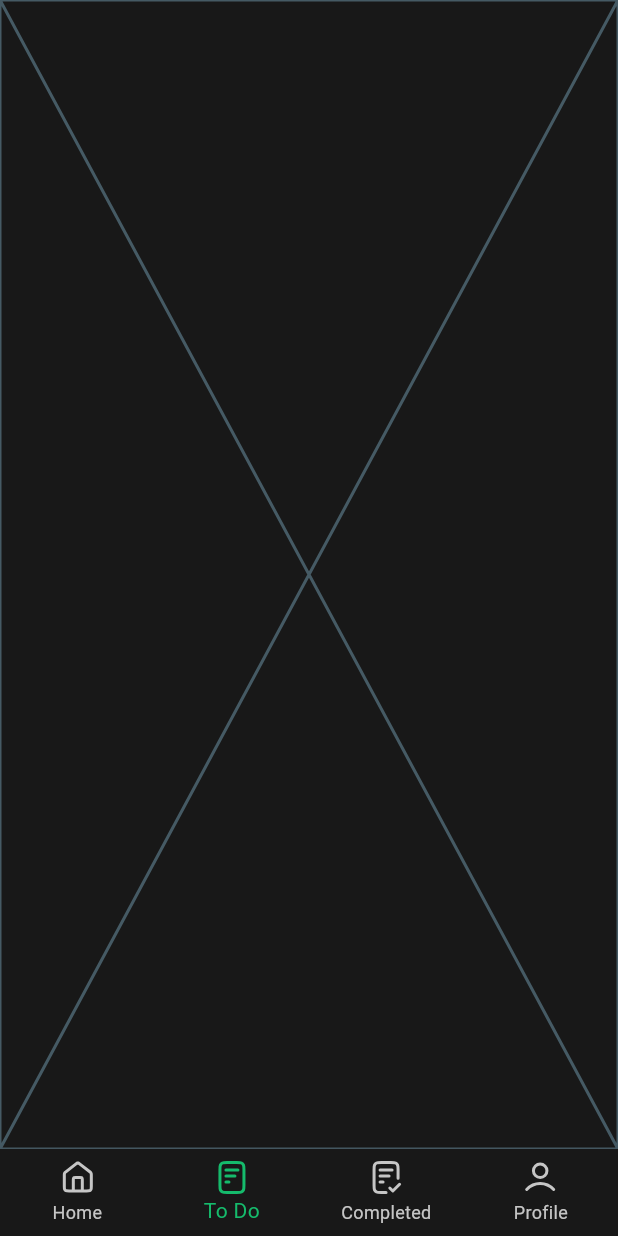
After one commit to Kerolos163/TODO-ITI-, a Flutter app: the LayoutScreen screen opened directly, item 2 of the bottom bar chosen, on a phone screen of 412 x 824 dp. The commit adds this screen. Run offline on Flutter 3.47's test engine with Material 3 defaults, Android fonts, the phone set to English and light mode, and no system bars; our stand-ins replace flutter_svg, shared_preferences; accounts and stored records are empty.

Commit message:
feat: Add layout screen with bottom navigation and integrate task management screens

```diff
--- a/lib/constants/assets.dart
+++ b/lib/constants/assets.dart
@@ -2,9 +2,17 @@
 class Assets {
   Assets._();
 
+  /// Assets for assetsImgsCompleteIcon
+  /// asset/imgs/completeIcon.svg
+  static const String assetsImgsCompleteIcon = "asset/imgs/completeIcon.svg";
+
   /// Assets for assetsImgsGetStartImage
   /// asset/imgs/getStartImage.svg
   static const String assetsImgsGetStartImage = "asset/imgs/getStartImage.svg";
+
+  /// Assets for assetsImgsHomeIcon
+  /// asset/imgs/homeIcon.svg
+  static const String assetsImgsHomeIcon = "asset/imgs/homeIcon.svg";
 
   /// Assets for assetsImgsIcon
   /// asset/imgs/icon.svg
@@ -22,6 +30,14 @@ class Assets {
   /// asset/imgs/logo.svg
   static const String assetsImgsLogo = "asset/imgs/logo.svg";
 
+  /// Assets for assetsImgsProfileIcon
+  /// asset/imgs/profileIcon.svg
+  static const String assetsImgsProfileIcon = "asset/imgs/profileIcon.svg";
+
+  /// Assets for assetsImgsToDoIcon
+  /// asset/imgs/toDoIcon.svg
+  static const String assetsImgsToDoIcon = "asset/imgs/toDoIcon.svg";
+
   /// Assets for assetsImgsWavingHand
   /// asset/imgs/wavingHand.svg
   static const String assetsImgsWavingHand = "asset/imgs/wavingHand.svg";
--- a/lib/main.dart
+++ b/lib/main.dart
@@ -2,7 +2,7 @@ import 'package:flutter/material.dart';
 import 'package:shared_preferences/shared_preferences.dart';
 import 'package:to_do/constants/constant.dart';
 import 'package:to_do/screens/get_start_screen.dart';
-import 'package:to_do/screens/my_tasks_screen.dart';
+import 'package:to_do/screens/layout_screen.dart';
 
 void main() async {
   WidgetsFlutterBinding.ensureInitialized();
@@ -108,10 +108,17 @@ class MyApp extends StatelessWidget {
             borderRadius: BorderRadiusGeometry.circular(4),
             side: BorderSide(width: 2),
           ),
+        ),
 
+        bottomNavigationBarTheme: BottomNavigationBarThemeData(
+          backgroundColor: Color(0XFF181818),
+          selectedItemColor: Color(0XFF15BB6C),
+          unselectedItemColor: Color(0XFFC6C6C6),
+
+          type: BottomNavigationBarType.fixed,
         ),
       ),
-      home: user == null ? GetStartScreen() : MyTasksScreen(),
+      home: user == null ? GetStartScreen() : LayoutScreen(),
     );
   }
 }
--- /dev/null
+++ b/lib/screens/completed_screen.dart
@@ -0,0 +1,10 @@
+import 'package:flutter/material.dart';
+
+class CompletedScreen extends StatelessWidget {
+  const CompletedScreen({super.key});
+
+  @override
+  Widget build(BuildContext context) {
+    return const Placeholder();
+  }
+}
--- /dev/null
+++ b/lib/screens/layout_screen.dart
@@ -0,0 +1,82 @@
+import 'package:flutter/material.dart';
+import 'package:flutter_svg/svg.dart';
+import 'package:to_do/constants/assets.dart';
+import 'package:to_do/screens/completed_screen.dart';
+import 'package:to_do/screens/my_tasks_screen.dart';
+import 'package:to_do/screens/profile_screen.dart';
+import 'package:to_do/screens/to_do_screen.dart';
+
+class LayoutScreen extends StatefulWidget {
+  const LayoutScreen({super.key});
+
+  @override
+  State<LayoutScreen> createState() => _LayoutScreenState();
+}
+
+class _LayoutScreenState extends State<LayoutScreen> {
+  List<Widget> screens = [
+    MyTasksScreen(),
+    ToDOScreen(),
+    CompletedScreen(),
+    ProfileScreen(),
+  ];
+  int _currentScreen = 0;
+
+  @override
+  Widget build(BuildContext context) {
+    return Scaffold(
+      body: screens[_currentScreen],
+      bottomNavigationBar: BottomNavigationBar(
+        currentIndex: _currentScreen,
+        onTap: (value) {
+          setState(() {
+            _currentScreen = value;
+          });
+        },
+
+        items: [
+          BottomNavigationBarItem(
+            icon: SvgPicture.asset(
+              Assets.assetsImgsHomeIcon,
+              colorFilter: ColorFilter.mode(
+                _currentScreen == 0 ? Color(0XFF15BB6C) : Color(0XFFC6C6C6),
+                BlendMode.srcIn,
+              ),
+            ),
+            label: "Home",
+          ),
+          BottomNavigationBarItem(
+            icon: SvgPicture.asset(
+              Assets.assetsImgsToDoIcon,
+              colorFilter: ColorFilter.mode(
+                _currentScreen == 1 ? Color(0XFF15BB6C) : Color(0XFFC6C6C6),
+                BlendMode.srcIn,
+              ),
+            ),
+            label: "To Do",
+          ),
+          BottomNavigationBarItem(
+            icon: SvgPicture.asset(
+              Assets.assetsImgsCompleteIcon,
+              colorFilter: ColorFilter.mode(
+                _currentScreen == 2 ? Color(0XFF15BB6C) : Color(0XFFC6C6C6),
+                BlendMode.srcIn,
+              ),
+            ),
+            label: "Completed",
+          ),
+          BottomNavigationBarItem(
+            icon: SvgPicture.asset(
+              Assets.assetsImgsProfileIcon,
+              colorFilter: ColorFilter.mode(
+                _currentScreen == 3 ? Color(0XFF15BB6C) : Color(0XFFC6C6C6),
+                BlendMode.srcIn,
+              ),
+            ),
+            label: "Profile",
+          ),
+        ],
+      ),
+    );
+  }
+}
--- /dev/null
+++ b/lib/screens/profile_screen.dart
@@ -0,0 +1,10 @@
+import 'package:flutter/material.dart';
+
+class ProfileScreen extends StatelessWidget {
+  const ProfileScreen({super.key});
+
+  @override
+  Widget build(BuildContext context) {
+    return const Placeholder();
+  }
+}
--- /dev/null
+++ b/lib/screens/to_do_screen.dart
@@ -0,0 +1,10 @@
+import 'package:flutter/material.dart';
+
+class ToDOScreen extends StatelessWidget {
+  const ToDOScreen({super.key});
+
+  @override
+  Widget build(BuildContext context) {
+    return const Placeholder();
+  }
+}
```
Also changed, not shown: asset/imgs/completeIcon.svg (added), asset/imgs/homeIcon.svg (added), asset/imgs/profileIcon.svg (added), asset/imgs/toDoIcon.svg (added).
